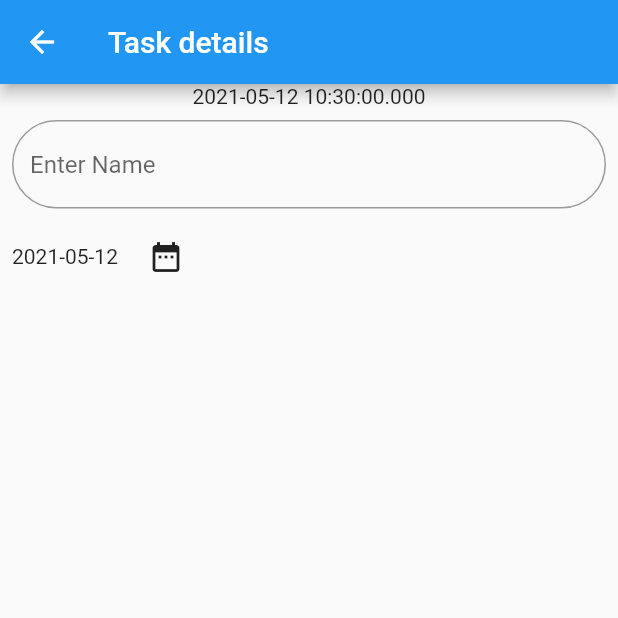
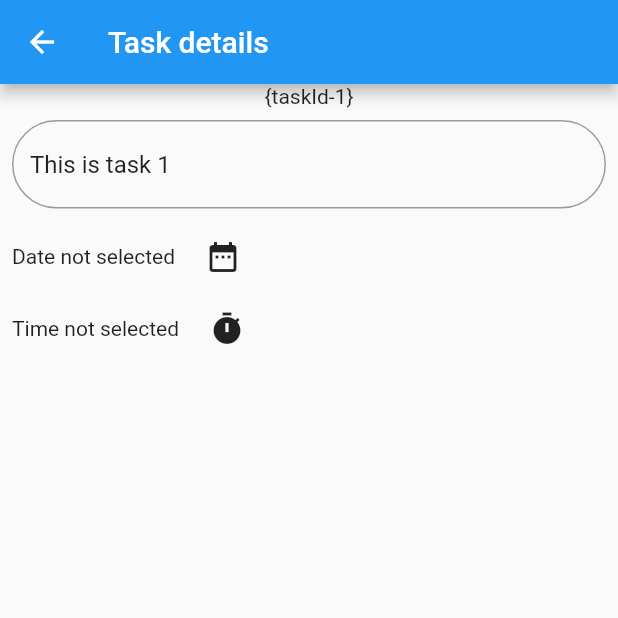
Before and after one commit to sparshpekhale/Todo1, a Flutter app: the screen it shows after launch, after a tap on the "edit" icon, on a phone screen of 412 x 824 dp, the top half of it. Run offline on Flutter 3.47's test engine with Material 2 defaults, Android fonts, the phone set to English and light mode, and no system bars; our stand-ins replace flutter_slidable.

Commit message:
added new task and delete task

```diff
--- a/lib/models/Task.dart
+++ b/lib/models/Task.dart
@@ -1,26 +1,87 @@
+import 'package:flutter/material.dart';
+import 'package:todo1/screens/tasksListPage.dart';
+
 class Task {
-  final int taskId;
+  int taskId;
   String name;
   DateTime date;
+  TimeOfDay time;
 
-  Task(this.taskId, this.name, this.date);
+  Task(this.taskId, this.name);
+}
+
+class StoredTasks {
+  static List<Task> taskList = [
+    Task(1, 'This is task 1'),
+    Task(2, 'This is task 2'),
+    Task(3, 'This is task 3')
+  ];
+
+  static int addTask() {
+    int newId;
+    if (taskList.length == 0) {
+      newId = 1;
+    } else {
+      newId = taskList[taskList.length - 1].taskId + 1;
+    }
+    taskList.add(Task(newId, 'This is new task'));
+    return newId;
+  }
+
+  static bool deleteTask(int idToDel) {
+    for (int i = 0; i < taskList.length; i++) {
+      if (taskList[i].taskId == idToDel) {
+        taskList.removeAt(i);
+        return true;
+      }
+    }
+    return false;
+  }
+
+  static bool changeName(int taskId, String newName) {
+    for (int i = 0; i < taskList.length; i++) {
+      if (taskList[i].taskId == taskId) {
+        taskList[i].name = newName;
+        return true;
+      }
+    }
+    return false;
+  }
 
   static Task fetchById(int taskId) {
-    return taskList[taskId - 1];
+    for (int i = 0; i < taskList.length; i++) {
+      if (taskList[i].taskId == taskId) {
+        return taskList[i];
+      }
+    }
+    // return taskList[taskId - 1];
   }
 
   static List<Task> fetchAllTitle() {
     return taskList;
   }
 
-  static List<Task> taskList = [
-    Task(1, 'This is task 1', DateTime.now()),
-    Task(2, 'This is task 2', DateTime(2001)),
-    Task(3, 'This is task 3', DateTime(2024))
-  ];
+  static bool changeDate(int taskId, DateTime date) {
+    for (int i = 0; i < taskList.length; i++) {
+      if (taskList[i].taskId == taskId) {
+        taskList[i].date = date;
+        return true;
+      }
+    }
+    return false;
+    // taskList[taskId - 1].date = date;
+    // return true;
+  }
 
-  static bool changeDate(int taskId, DateTime date) {
-    taskList[taskId - 1].date = date;
-    return true;
+  static bool changeTime(int taskId, TimeOfDay time) {
+    for (int i = 0; i < taskList.length; i++) {
+      if (taskList[i].taskId == taskId) {
+        taskList[i].time = time;
+        return true;
+      }
+    }
+    return false;
+    // taskList[taskId - 1].time = time;
+    // return true;
   }
 }
--- a/lib/screens/taskDetailsPage.dart
+++ b/lib/screens/taskDetailsPage.dart
@@ -12,11 +12,12 @@ class TaskDetailsPage extends StatefulWidget {
 
 class _TaskDetailsPageState extends State<TaskDetailsPage> {
   DateTime _date;
+  TimeOfDay _time;
   Task task;
 
   @override
   void initState() {
-    task = Task.fetchById(widget._taskId);
+    task = StoredTasks.fetchById(widget._taskId);
   }
 
   @override
@@ -27,14 +28,16 @@ class _TaskDetailsPageState extends State<TaskDetailsPage> {
       ),
       body: Column(
         children: [
-          Text('${task.date}'),
+          Text('{taskId-${task.taskId}}'),
           // Text(task.taskId.toString()),
           // Text(task.name),
           Padding(
             padding: const EdgeInsets.all(8.0),
             child: TextFormField(
+              initialValue: '${task.name}',
+              onChanged: (newName) => _changeTaskName(newName, task.taskId),
               decoration: InputDecoration(
-                hintText: 'Enter Name',
+                hintText: '${'Enter name'}',
                 border: OutlineInputBorder(
                   borderRadius: BorderRadius.circular(32.0),
                   borderSide: BorderSide(),
@@ -47,7 +50,8 @@ class _TaskDetailsPageState extends State<TaskDetailsPage> {
             children: [
               Padding(
                 padding: const EdgeInsets.all(8.0),
-                child: Text('${task.date.toLocal()}'.split(' ')[0]),
+                // child: Text('${task.date.toLocal()}'.split(' ')[0]),
+                child: printDate(task.date),
               ),
               IconButton(
                   icon: Icon(Icons.date_range),
@@ -61,7 +65,28 @@ class _TaskDetailsPageState extends State<TaskDetailsPage> {
                     if (selectedDate != null && selectedDate != _date)
                       setState(() {
                         // _date = selectedDate;
-                        Task.changeDate(task.taskId, selectedDate);
+                        StoredTasks.changeDate(task.taskId, selectedDate);
+                      });
+                  })
+            ],
+          ),
+
+          Row(
+            children: [
+              Padding(
+                padding: const EdgeInsets.all(8.0),
+                child: printTime(task.time),
+              ),
+              IconButton(
+                  icon: Icon(Icons.timer),
+                  onPressed: () async {
+                    final TimeOfDay selectedTime = await showTimePicker(
+                      initialTime: TimeOfDay.now(),
+                      context: context,
+                    );
+                    if (selectedTime != null && selectedTime != _time)
+                      setState(() {
+                        StoredTasks.changeTime(task.taskId, selectedTime);
                       });
                   })
             ],
@@ -88,4 +113,25 @@ class _TaskDetailsPageState extends State<TaskDetailsPage> {
       ),
     );
   }
+
+  void _changeTaskName(String newName, int taskId) {
+    StoredTasks.changeName(taskId, newName);
+  }
+
+  Text printDate(DateTime date) {
+    if (date != null) {
+      return Text('$date.toLocal()}'.split(' ')[0]);
+    } else {
+      return Text('Date not selected');
+    }
+  }
+
+  Text printTime(TimeOfDay time) {
+    if (time != null) {
+      int len = time.toString().length;
+      return Text('$time'.substring(len - 5, len - 1));
+    } else {
+      return Text('Time not selected');
+    }
+  }
 }
--- a/lib/screens/tasksListPage.dart
+++ b/lib/screens/tasksListPage.dart
@@ -1,10 +1,16 @@
 import 'package:flutter/material.dart';
+import 'package:flutter_slidable/flutter_slidable.dart';
 import 'package:todo1/models/Task.dart';
 
-class TasksListPage extends StatelessWidget {
+class TasksListPage extends StatefulWidget {
+  @override
+  _TasksListPageState createState() => _TasksListPageState();
+}
+
+class _TasksListPageState extends State<TasksListPage> {
   @override
   Widget build(BuildContext context) {
-    final tasks = Task.fetchAllTitle();
+    final tasks = StoredTasks.fetchAllTitle();
 
     return Scaffold(
       appBar: AppBar(
@@ -13,6 +19,12 @@ class TasksListPage extends StatelessWidget {
       body: ListView.builder(
         itemCount: tasks.length,
         itemBuilder: (context, index) => _itemBuilder(context, tasks[index]),
+      ),
+      floatingActionButton: FloatingActionButton(
+        child: Icon(Icons.add),
+        onPressed: () => _addNewTask(context),
+        // onPressed: () => ScaffoldMessenger.of(context)
+        //     .showSnackBar(new SnackBar(content: Text('button pressed'))),
       ),
       // body: ListView(
       //   children: [
@@ -24,7 +36,33 @@ class TasksListPage extends StatelessWidget {
   }
 
   Widget _itemBuilder(BuildContext context, Task task) {
-    return TaskItem(task.taskId);
+    return Slidable(
+      actionPane: SlidableDrawerActionPane(),
+      actionExtentRatio: 0.2,
+      closeOnScroll: true,
+      child: TaskItem(task.taskId),
+      actions: [
+        IconSlideAction(
+          color: Colors.red[600],
+          icon: Icons.delete,
+          onTap: () => _deleteTask(context, task.taskId),
+        ),
+      ],
+    );
+  }
+
+  void _deleteTask(BuildContext context, int taskId) {
+    setState(() {
+      StoredTasks.deleteTask(taskId);
+    });
+  }
+
+  void _addNewTask(BuildContext context) {
+    setState(() {
+      int newId = StoredTasks.addTask();
+      Navigator.pushNamed(context, '/taskDetailsPage',
+          arguments: {'taskId': newId});
+    });
   }
 }
 
@@ -39,21 +77,30 @@ class TaskItem extends StatelessWidget {
 
   @override
   Widget build(BuildContext context) {
-    return Row(
-      children: [
-        Container(
-          padding: const EdgeInsets.fromLTRB(_hPad, _vPad, _hPad, _vPad),
-          child: Text('Task $_taskNum'),
-          color: _clr,
-        ),
-        IconButton(
-          // onPressed: () => ScaffoldMessenger.of(context).showSnackBar(
-          //     new SnackBar(content: Text('Task$_taskNum edit pressed'))),
-          onPressed: () => Navigator.pushNamed(context, '/taskDetailsPage',
-              arguments: {'taskId': _taskNum}),
-          icon: Icon(Icons.edit),
-        )
-      ],
+    return ListTile(
+      leading: Text('${StoredTasks.fetchById(_taskNum).name}'),
+      trailing: IconButton(
+        onPressed: () => Navigator.pushNamed(context, '/taskDetailsPage',
+            arguments: {'taskId': _taskNum}),
+        icon: Icon(Icons.edit),
+      ),
     );
+
+    // return Row(
+    //   children: [
+    //     Container(
+    //       padding: const EdgeInsets.fromLTRB(_hPad, _vPad, _hPad, _vPad),
+    //       child: Text('${StoredTasks.fetchById(_taskNum).name}'),
+    //       color: _clr,
+    //     ),
+    // IconButton(
+    //   // onPressed: () => ScaffoldMessenger.of(context).showSnackBar(
+    //   //     new SnackBar(content: Text('Task$_taskNum edit pressed'))),
+    //   onPressed: () => Navigator.pushNamed(context, '/taskDetailsPage',
+    //       arguments: {'taskId': _taskNum}),
+    //   icon: Icon(Icons.edit),
+    // )
+    //   ],
+    // );
   }
 }
--- a/pubspec.yaml
+++ b/pubspec.yaml
@@ -28,6 +28,8 @@ dependencies:
   # The following adds the Cupertino Icons font to your application.
   # Use with the CupertinoIcons class for iOS style icons.
   cupertino_icons: ^1.0.2
+
+  flutter_slidable:
 
 
 
```
Also changed, not shown: pubspec.lock.
